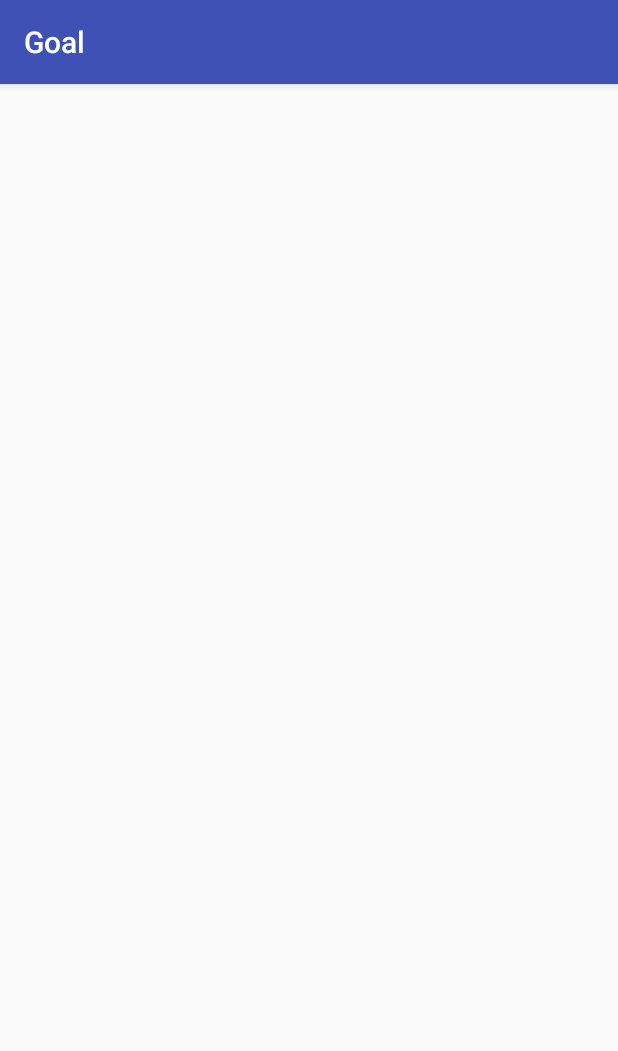
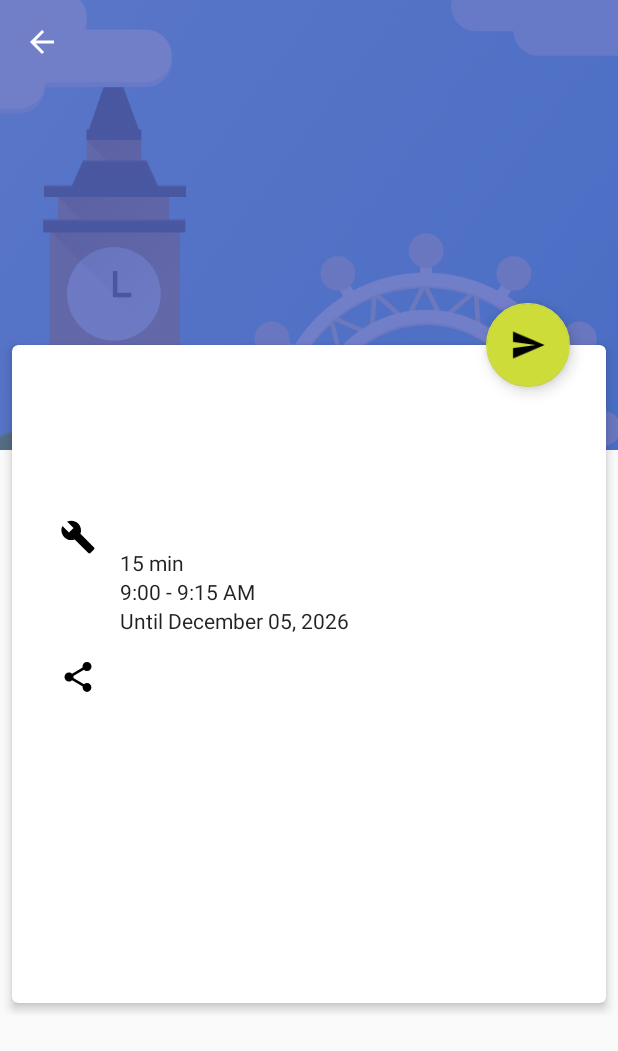
Before and after one commit to kriztho/mylifecoach, an Android app: the GoalActivity screen opened directly, with no data from a screen before it, on a phone screen of 412 x 824 dp. Shown: the top 1051 px of the screen. Run offline under Robolectric (Android 15) with nearby library versions, the phone set to English and light mode, and no system bars.

Commit message:
GOAL: Added Goal activity to show individual goals.

```diff
--- a/app/src/main/AndroidManifest.xml
+++ b/app/src/main/AndroidManifest.xml
@@ -10,7 +10,7 @@
         android:supportsRtl="true"
         android:theme="@style/AppTheme">
         <activity
-            android:name=".ui.MainActivity"
+            android:name=".ui.activities.MainActivity"
             android:label="@string/app_name"
             android:theme="@style/AppTheme.NoActionBar">
             <intent-filter>
@@ -20,7 +20,7 @@
             </intent-filter>
         </activity>
 
-        <activity android:name=".ui.GoalActivity"
+        <activity android:name=".ui.activities.GoalActivity"
             android:label="@string/activity_goal_label" />
 
     </application>
--- a/app/src/main/java/com/cristhopper/mylifecoach/ui/GoalActivity.kt
+++ /dev/null
@@ -1,6 +0,0 @@
-package com.cristhopper.mylifecoach.ui
-
-import android.support.v7.app.AppCompatActivity
-
-class GoalActivity : AppCompatActivity() {
-}
--- /dev/null
+++ b/app/src/main/java/com/cristhopper/mylifecoach/ui/activities/GoalActivity.kt
@@ -0,0 +1,111 @@
+package com.cristhopper.mylifecoach.ui.activities
+
+import android.os.Bundle
+import android.support.design.widget.AppBarLayout
+import android.support.v4.view.ViewCompat
+import android.support.v7.app.AppCompatActivity
+import android.support.v7.widget.Toolbar
+import android.view.View
+import com.cristhopper.mylifecoach.R
+import com.cristhopper.mylifecoach.model.Goal
+import com.cristhopper.mylifecoach.model.Task
+import kotlinx.android.synthetic.main.activity_goal.*
+import org.joda.time.Period
+import java.util.*
+import org.joda.time.format.DateTimeFormat
+import org.joda.time.format.PeriodFormat
+
+
+
+
+
+class GoalActivity : AppCompatActivity(), AppBarLayout.OnOffsetChangedListener {
+
+    private val PERCENTAGE_TO_SHOW_IMAGE = 20
+    private var mFab: View? = null
+    private var mMaxScrollSize: Int = 0
+    private var mIsImageHidden: Boolean = false
+
+    companion object {
+        @JvmField
+        val KEY_GOAL: String = "key goal"
+    }
+
+    var mGoal: Goal? = null
+
+    override fun onCreate(savedInstanceState: Bundle?) {
+        super.onCreate(savedInstanceState)
+        setContentView(R.layout.activity_goal)
+
+        mFab = findViewById(R.id.flexible_example_fab)
+
+        val toolbar = findViewById(R.id.flexible_example_toolbar) as Toolbar
+        toolbar.setNavigationOnClickListener { onBackPressed() }
+
+        val appbar = findViewById(R.id.flexible_example_appbar) as AppBarLayout
+        appbar.addOnOffsetChangedListener(this)
+
+        // Get the variable from the intent
+        mGoal = intent?.getParcelableExtra(KEY_GOAL)
+
+        // Populate the UI
+        populate(mGoal)
+    }
+
+    /**
+     * Load the UI with the current goal
+     */
+    fun populate(goal: Goal?) {
+
+        txt_name.setText(goal?.name)
+        txt_description.setText(goal?.description)
+
+        txt_frequency.setText(goal?.recurrence?.rrule?.frequency?.name)
+
+        // Set the duration
+        goal?.also { goal1 ->
+            val duration = PeriodFormat.getDefault().print(Period(0, 0, goal1.estimatedDuration, 0).normalizedStandard())
+            txt_duration.setText(String.format(Locale.US, "%s min", duration))
+        }
+
+        // Set the start and end times
+        goal?.also { goal1 ->
+            val fmt = DateTimeFormat.forPattern("hh:mm aa")
+            txt_hours.setText(String.format(Locale.US, "%s - %s", fmt.print(goal1.start), fmt.print(goal1.start.plusSeconds(goal1.estimatedDuration))))
+        }
+
+        // Set until
+        val fmt = DateTimeFormat.forPattern("MMMM dd, yyyy")
+        txt_end_date.setText(String.format(Locale.US, "Until %s", fmt.print(goal?.end)))
+
+        // Load tasks into UI
+        populateTasks(goal?.tasks)
+    }
+
+    fun populateTasks(tasks: List<Task>?) {
+
+
+    }
+
+    override fun onOffsetChanged(appBarLayout: AppBarLayout, i: Int) {
+        if (mMaxScrollSize == 0)
+            mMaxScrollSize = appBarLayout.totalScrollRange
+
+        val currentScrollPercentage = Math.abs(i) * 100 / mMaxScrollSize
+
+        if (currentScrollPercentage >= PERCENTAGE_TO_SHOW_IMAGE) {
+            if (!mIsImageHidden) {
+                mIsImageHidden = true
+
+                ViewCompat.animate(mFab!!).scaleY(0f).scaleX(0f).start()
+            }
+        }
+
+        if (currentScrollPercentage < PERCENTAGE_TO_SHOW_IMAGE) {
+            if (mIsImageHidden) {
+                mIsImageHidden = false
+                ViewCompat.animate(mFab!!).scaleY(1f).scaleX(1f).start()
+            }
+        }
+    }
+}
--- /dev/null
+++ b/app/src/main/res/layout/activity_goal.xml
@@ -0,0 +1,228 @@
+<?xml version="1.0" encoding="utf-8"?>
+
+<android.support.design.widget.CoordinatorLayout
+    xmlns:android="http://schemas.android.com/apk/res/android"
+    xmlns:tools="http://schemas.android.com/tools"
+    xmlns:app="http://schemas.android.com/apk/res-auto"
+    android:id="@+id/annonce.main.coordinator"
+    android:layout_width="match_parent"
+    android:layout_height="match_parent"
+    tools:ignore="RtlHardcoded"
+    >
+
+    <android.support.design.widget.AppBarLayout
+        android:id="@+id/flexible.example.appbar"
+        android:layout_width="match_parent"
+        android:layout_height="wrap_content"
+        android:theme="@style/ThemeOverlay.AppCompat.Dark.ActionBar"
+        >
+
+        <android.support.design.widget.CollapsingToolbarLayout
+            android:id="@+id/flexible.example.collapsing"
+            android:layout_width="match_parent"
+            android:layout_height="300dp"
+            app:expandedTitleMarginBottom="94dp"
+            app:layout_scrollFlags="scroll|exitUntilCollapsed"
+            app:expandedTitleTextAppearance="@style/CollapsingTextAppearance.Inverse"
+            app:contentScrim="?colorPrimary"
+            >
+
+            <ImageView
+                android:layout_width="fill_parent"
+                android:layout_height="match_parent"
+                android:src="@drawable/london_flat"
+                android:tint="#BB3E50B4"
+                android:scaleType="centerCrop"
+                />
+
+            <android.support.v7.widget.Toolbar
+                android:id="@+id/flexible.example.toolbar"
+                android:layout_width="match_parent"
+                android:layout_height="?attr/actionBarSize"
+                android:background="@null"
+                app:layout_collapseMode="pin"
+                style="@style/ToolBarWithNavigationBack"
+                />
+        </android.support.design.widget.CollapsingToolbarLayout>
+    </android.support.design.widget.AppBarLayout>
+
+    <android.support.v4.widget.NestedScrollView
+        android:layout_width="match_parent"
+        android:layout_height="match_parent"
+        android:scrollbars="none"
+        app:behavior_overlapTop="78dp"
+        app:layout_behavior="@string/appbar_scrolling_view_behavior"
+        >
+
+        <LinearLayout
+            android:layout_width="match_parent"
+            android:layout_height="wrap_content"
+            android:orientation="vertical"
+            >
+
+            <android.support.v7.widget.CardView
+                android:id="@+id/flexible.example.cardview"
+                android:layout_width="match_parent"
+                android:layout_height="wrap_content"
+                app:contentPaddingBottom="16dp"
+                app:contentPaddingLeft="16dp"
+                app:contentPaddingRight="16dp"
+                app:cardCornerRadius="4dp"
+                app:cardBackgroundColor="@android:color/white"
+                app:cardElevation="4dp"
+                android:layout_margin="8dp"
+                >
+
+                <LinearLayout
+                    android:layout_width="match_parent"
+                    android:layout_height="wrap_content"
+                    android:orientation="vertical">
+
+                    <android.support.constraint.ConstraintLayout
+                        android:id="@+id/section_info"
+                        android:layout_width="match_parent"
+                        android:layout_height="wrap_content">
+
+                        <TextView
+                            android:id="@+id/txt_name"
+                            android:layout_width="0dp"
+                            android:layout_height="wrap_content"
+                            android:layout_marginBottom="8dp"
+                            android:layout_marginEnd="16dp"
+                            android:layout_marginStart="16dp"
+                            android:layout_marginTop="24dp"
+                            android:text="Name"
+                            android:textColor="?android:attr/textColorPrimary"
+                            android:textSize="24sp"
+                            android:typeface="normal"
+                            app:layout_constraintBottom_toTopOf="@+id/txt_description"
+                            app:layout_constraintEnd_toEndOf="parent"
+                            app:layout_constraintStart_toStartOf="parent"
+                            app:layout_constraintTop_toTopOf="parent" />
+
+                        <TextView
+                            android:id="@+id/txt_description"
+                            android:layout_width="0dp"
+                            android:layout_height="wrap_content"
+                            android:layout_marginBottom="16dp"
+                            android:layout_marginEnd="16dp"
+                            android:layout_marginStart="16dp"
+                            android:text="Description"
+                            android:textColor="?android:attr/textColorPrimary"
+                            app:layout_constraintBottom_toBottomOf="parent"
+                            app:layout_constraintEnd_toEndOf="parent"
+                            app:layout_constraintStart_toStartOf="parent"
+                            app:layout_constraintTop_toBottomOf="@+id/txt_name" />
+
+                    </android.support.constraint.ConstraintLayout>
+
+                    <android.support.constraint.ConstraintLayout
+                        android:id="@+id/section_scheduling"
+                        android:layout_width="match_parent"
+                        android:layout_height="wrap_content">
+
+                        <ImageView
+                            android:id="@+id/img_schedule"
+                            android:layout_width="wrap_content"
+                            android:layout_height="wrap_content"
+                            android:layout_marginEnd="16dp"
+                            android:layout_marginStart="16dp"
+                            app:layout_constraintEnd_toStartOf="@id/txt_frequency"
+                            app:layout_constraintStart_toStartOf="parent"
+                            app:layout_constraintTop_toTopOf="@+id/txt_frequency"
+                            app:srcCompat="@drawable/ic_menu_manage" />
+
+                        <TextView
+                            android:id="@+id/txt_frequency"
+                            android:layout_width="0dp"
+                            android:layout_height="wrap_content"
+                            android:layout_marginEnd="16dp"
+                            android:layout_marginTop="16dp"
+                            android:text="4 sessions a week"
+                            android:textColor="?android:attr/textColorPrimary"
+                            app:layout_constraintEnd_toEndOf="parent"
+                            app:layout_constraintStart_toEndOf="@id/img_schedule"
+                            app:layout_constraintTop_toTopOf="parent" />
+
+                        <TextView
+                            android:id="@+id/txt_duration"
+                            android:layout_width="0dp"
+                            android:layout_height="wrap_content"
+                            android:layout_marginEnd="16dp"
+                            android:text="15 min"
+                            android:textColor="?android:attr/textColorPrimary"
+                            app:layout_constraintEnd_toEndOf="parent"
+                            app:layout_constraintStart_toStartOf="@+id/txt_frequency"
+                            app:layout_constraintTop_toBottomOf="@+id/txt_frequency" />
+
+                        <TextView
+                            android:id="@+id/txt_hours"
+                            android:layout_width="0dp"
+                            android:layout_height="wrap_content"
+                            android:layout_marginEnd="16dp"
+                            android:text="9:00 - 9:15 AM"
+                            android:textColor="?android:attr/textColorPrimary"
+                            app:layout_constraintEnd_toEndOf="parent"
+                            app:layout_constraintStart_toStartOf="@+id/txt_duration"
+                            app:layout_constraintTop_toBottomOf="@+id/txt_duration" />
+
+                        <TextView
+                            android:id="@+id/txt_end_date"
+                            android:layout_width="0dp"
+                            android:layout_height="wrap_content"
+                            android:layout_marginEnd="16dp"
+                            android:text="Does not end"
+                            android:textColor="?android:attr/textColorPrimary"
+                            app:layout_constraintBottom_toBottomOf="parent"
+                            app:layout_constraintEnd_toEndOf="parent"
+                            app:layout_constraintStart_toStartOf="@+id/txt_hours"
+                            app:layout_constraintTop_toBottomOf="@+id/txt_hours" />
+
+                    </android.support.constraint.ConstraintLayout>
+
+                    <android.support.constraint.ConstraintLayout
+                        android:id="@+id/section_tasks"
+                        android:layout_width="match_parent"
+                        android:layout_height="wrap_content">
+
+                        <ImageView
+                            android:id="@+id/img_tasks"
+                            android:layout_width="wrap_content"
+                            android:layout_height="wrap_content"
+                            android:layout_marginEnd="16dp"
+                            android:layout_marginStart="16dp"
+                            app:layout_constraintEnd_toStartOf="@+id/rv_tasks"
+                            app:layout_constraintStart_toStartOf="parent"
+                            app:layout_constraintTop_toTopOf="@+id/rv_tasks"
+                            app:srcCompat="@drawable/ic_menu_share" />
+
+                        <android.support.v7.widget.RecyclerView
+                            android:id="@+id/rv_tasks"
+                            android:layout_width="0dp"
+                            android:layout_height="213dp"
+                            android:layout_marginEnd="16dp"
+                            android:layout_marginTop="16dp"
+                            app:layout_constraintBottom_toBottomOf="parent"
+                            app:layout_constraintEnd_toEndOf="parent"
+                            app:layout_constraintStart_toEndOf="@+id/img_tasks"
+                            app:layout_constraintTop_toTopOf="parent" />
+
+                    </android.support.constraint.ConstraintLayout>
+
+                </LinearLayout>
+            </android.support.v7.widget.CardView>
+        </LinearLayout>
+    </android.support.v4.widget.NestedScrollView>
+
+    <android.support.design.widget.FloatingActionButton
+        android:id="@+id/flexible.example.fab"
+        android:layout_width="wrap_content"
+        android:layout_height="wrap_content"
+        android:layout_marginRight="32dp"
+        android:elevation="8dp"
+        android:src="@drawable/ic_menu_send"
+        app:layout_anchor="@id/flexible.example.cardview"
+        app:layout_anchorGravity="top|right|end"
+        tools:ignore="RtlHardcoded"
+        />
+</android.support.design.widget.CoordinatorLayout>
--- a/app/src/main/res/layout/app_bar_main.xml
+++ b/app/src/main/res/layout/app_bar_main.xml
@@ -4,7 +4,7 @@
     xmlns:tools="http://schemas.android.com/tools"
     android:layout_width="match_parent"
     android:layout_height="match_parent"
-    tools:context=".ui.MainActivity">
+    tools:context=".ui.activities.MainActivity">
 
     <android.support.design.widget.AppBarLayout
         android:layout_width="match_parent"
@@ -28,6 +28,6 @@
         android:layout_height="wrap_content"
         android:layout_gravity="bottom|end"
         android:layout_margin="@dimen/fab_margin"
-        app:srcCompat="@android:drawable/ic_dialog_email" />
+        app:srcCompat="@android:drawable/ic_input_add" />
 
 </android.support.design.widget.CoordinatorLayout>
--- a/app/src/main/res/layout/content_main.xml
+++ b/app/src/main/res/layout/content_main.xml
@@ -5,7 +5,7 @@
     android:layout_width="match_parent"
     android:layout_height="match_parent"
     app:layout_behavior="@string/appbar_scrolling_view_behavior"
-    tools:context=".ui.MainActivity"
+    tools:context=".ui.activities.MainActivity"
     tools:showIn="@layout/app_bar_main">
 
     <android.support.v7.widget.RecyclerView
--- a/app/src/main/res/values/colors.xml
+++ b/app/src/main/res/values/colors.xml
@@ -1,6 +1,6 @@
 <?xml version="1.0" encoding="utf-8"?>
 <resources>
-    <color name="colorPrimary">#3F51B5</color>
-    <color name="colorPrimaryDark">#303F9F</color>
-    <color name="colorAccent">#FF4081</color>
+    <color name="colorPrimary">#42a5f5</color>
+    <color name="colorPrimaryDark">#607d8b</color>
+    <color name="colorAccent">#cddc39</color>
 </resources>
--- a/app/src/main/res/values/styles.xml
+++ b/app/src/main/res/values/styles.xml
@@ -1,7 +1,7 @@
 <resources>
 
     <!-- Base application theme. -->
-    <style name="AppTheme" parent="Theme.AppCompat.Light.DarkActionBar">
+    <style name="AppTheme" parent="Theme.AppCompat.Light.NoActionBar">
         <!-- Customize your theme here. -->
         <item name="colorPrimary">@color/colorPrimary</item>
         <item name="colorPrimaryDark">@color/colorPrimaryDark</item>
@@ -17,4 +17,13 @@
 
     <style name="AppTheme.PopupOverlay" parent="ThemeOverlay.AppCompat.Light" />
 
+    <style name="CollapsingTextAppearance" parent="Base.TextAppearance.AppCompat.Widget.ActionBar.Title"/>
+    <style name="CollapsingTextAppearance.Inverse" >
+        <item name="android:textSize">30sp</item>
+    </style>
+
+    <style name="ToolBarWithNavigationBack">
+        <item name="navigationIcon">@drawable/abc_ic_ab_back_material</item>
+    </style>
+
 </resources>
```
Also changed, not shown: app/src/main/java/com/cristhopper/mylifecoach/model/gcal/RDate.java (+11 -0 lines), app/src/main/java/com/cristhopper/mylifecoach/model/gcal/RRule.java (+29 -0 lines), app/src/main/java/com/cristhopper/mylifecoach/model/gcal/Recurrence.java (+20 -0 lines), app/src/main/java/com/cristhopper/mylifecoach/ui/MainActivity.kt (deleted, +0 -104 lines), app/src/main/java/com/cristhopper/mylifecoach/ui/activities/MainActivity.kt (added, +148 -0 lines), app/src/main/java/com/cristhopper/mylifecoach/ui/adapter/MainAdapter.kt (+5 -8 lines), app/src/main/res/layout/item_row_main.xml (+22 -9 lines), app/src/main/res/drawable-nodpi/london_flat.png (added).
